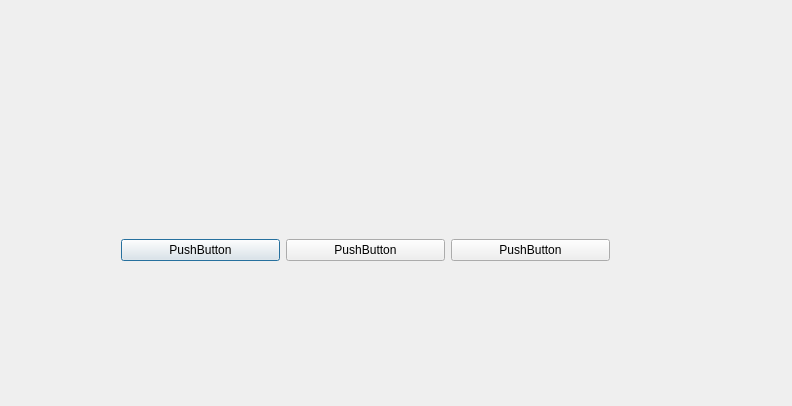
Old version of the form ui/set_robot_pose.ui in the repository jcgarsan/merbots_gui.
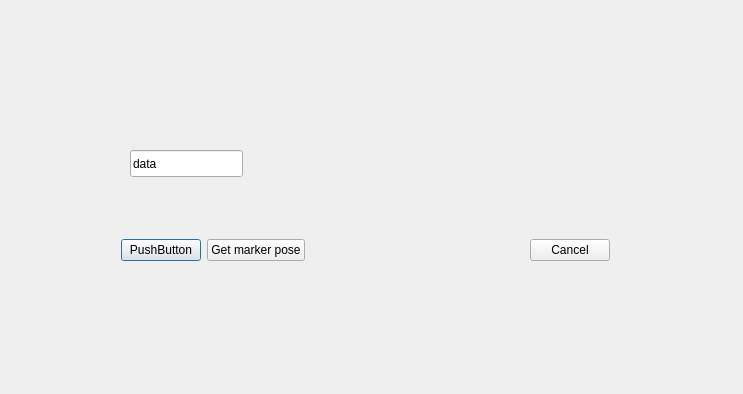
New version of the form.

Commit message: Bug fixed: ui file can be modified from QT Creator

```diff
--- a/ui/set_robot_pose.ui
+++ b/ui/set_robot_pose.ui
@@ -6,14 +6,14 @@
    <rect>
     <x>0</x>
     <y>0</y>
-    <width>792</width>
-    <height>406</height>
+    <width>743</width>
+    <height>394</height>
    </rect>
   </property>
   <property name="windowTitle">
    <string>set_robot_pose</string>
   </property>
-  <widget class="QWidget" name="">
+  <widget class="QWidget" name="layoutWidget">
    <property name="geometry">
     <rect>
      <x>110</x>
@@ -33,19 +33,45 @@
     <item>
      <widget class="QPushButton" name="pushButton_2">
       <property name="text">
-       <string>PushButton</string>
+       <string>Get marker pose</string>
       </property>
      </widget>
     </item>
+    <item>
+     <spacer name="horizontalSpacer">
+      <property name="orientation">
+       <enum>Qt::Horizontal</enum>
+      </property>
+      <property name="sizeHint" stdset="0">
+       <size>
+        <width>40</width>
+        <height>20</height>
+       </size>
+      </property>
+     </spacer>
+    </item>
     <item>
      <widget class="QPushButton" name="pushButton_3">
       <property name="text">
-       <string>PushButton</string>
+       <string>Cancel</string>
       </property>
      </widget>
     </item>
    </layout>
   </widget>
+  <widget class="QLineEdit" name="lineEdit">
+   <property name="geometry">
+    <rect>
+     <x>130</x>
+     <y>150</y>
+     <width>113</width>
+     <height>27</height>
+    </rect>
+   </property>
+   <property name="text">
+    <string>data</string>
+   </property>
+  </widget>
  </widget>
  <layoutdefault spacing="6" margin="11"/>
  <resources/>
```
Left out of the diff: 4 changed lines with no effect on the pictures. The commit also changes 5 other files.
